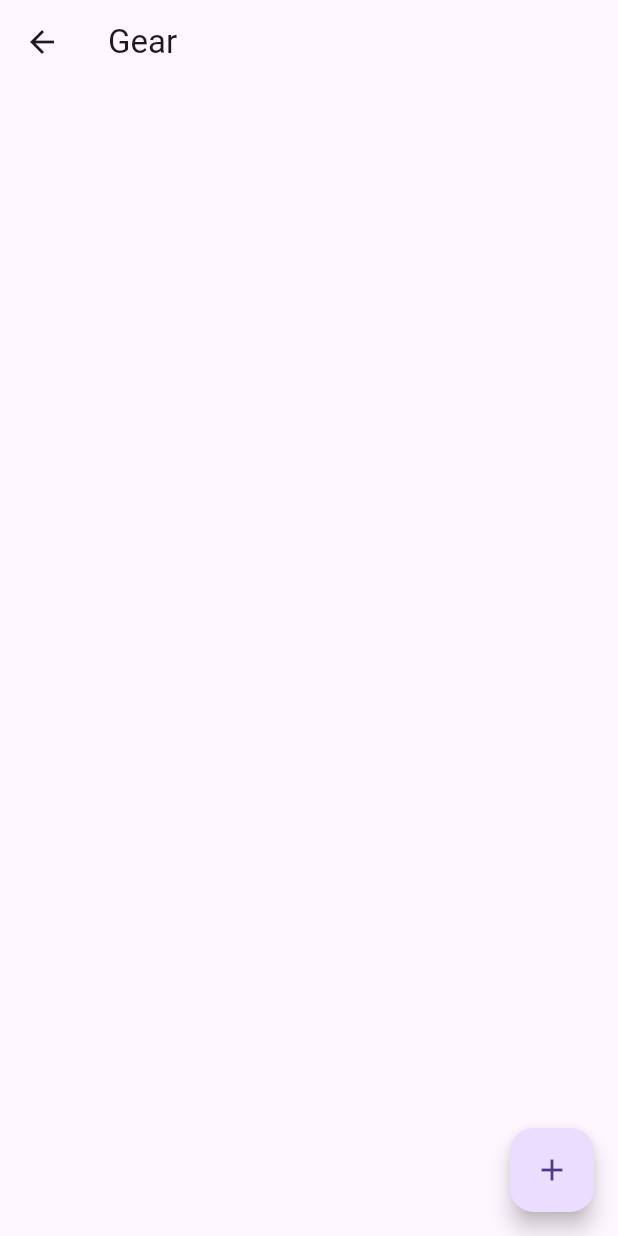
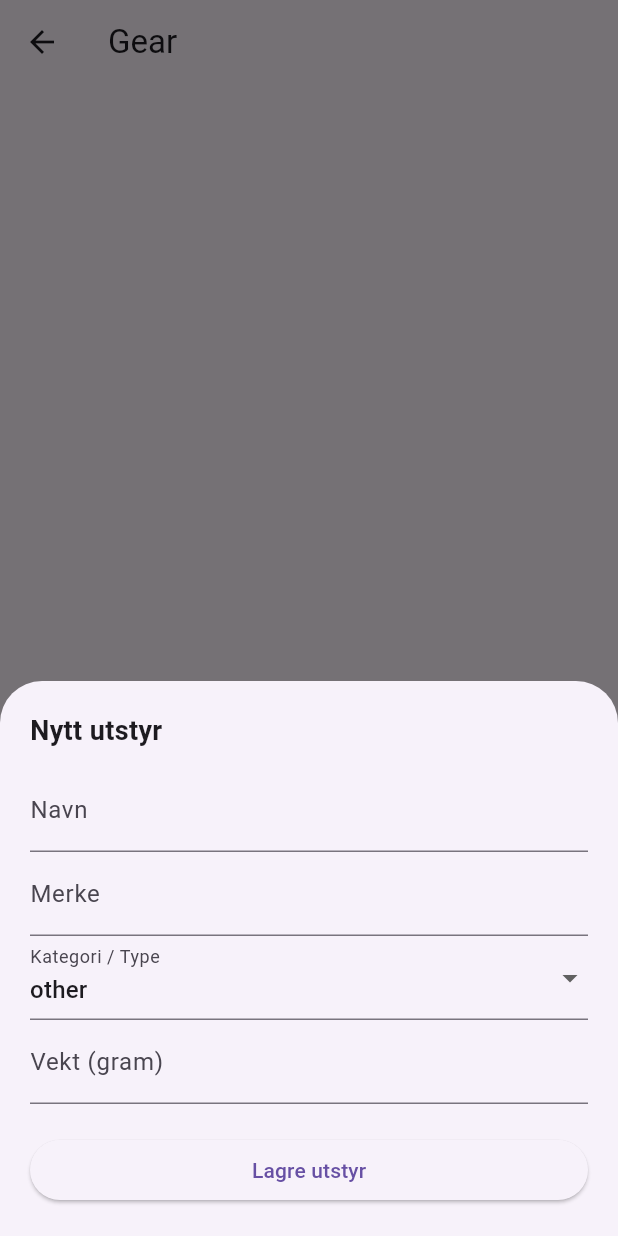
Before and after one commit to 672654/first-flutter, a Flutter app: the _GearView screen opened directly, after a tap on the "add" icon, on a phone screen of 412 x 824 dp. Run offline on Flutter 3.47's test engine with Material 3 defaults, Android fonts, the phone set to English and light mode, and no system bars; our stand-ins replace equatable, flutter_bloc, get_it, go_router, supabase_flutter; accounts and stored records are empty; network calls fail.

Commit message:
Revert "add gear screen til router"

```diff
--- a/lib/presentation/features/gear_view/widgets/add_gear.dart
+++ b/lib/presentation/features/gear_view/widgets/add_gear.dart
@@ -14,7 +14,6 @@ class AddGearModal extends StatefulWidget {
 class _AddGearModalState extends State<AddGearModal> {
   String name = '';
   String brand = '';
-  String description = '';
   GearType selectedType = GearType.other; // Standardverdi for type
   int grams = 0;
 
@@ -26,7 +25,7 @@ class _AddGearModalState extends State<AddGearModal> {
         top: 20,
         left: 20,
         right: 20,
-        bottom: MediaQuery.of(context).viewInsets.bottom + 24,
+        bottom: MediaQuery.of(context).viewInsets.bottom + 20,
       ),
       child: Column(
         mainAxisSize: MainAxisSize.min,
@@ -46,11 +45,6 @@ class _AddGearModalState extends State<AddGearModal> {
             onChanged: (val) => brand = val,
           ),
 
-          TextField(
-            decoration: const InputDecoration(labelText: 'Beskrivelse'),
-            onChanged: (val) => description = val,
-          ),
-
           DropdownButtonFormField<GearType>(
             initialValue: selectedType,
             decoration: const InputDecoration(labelText: 'Kategori / Type'),
@@ -58,7 +52,7 @@ class _AddGearModalState extends State<AddGearModal> {
             items: GearType.values.map((GearType type) {
               return DropdownMenuItem<GearType>(
                 value: type,
-                child: Text(type.name[0].toUpperCase() + type.name.substring(1)),
+                child: Text(type.name), // Viser f.eks. "backpack" eller "tent" som tekst
               );
             }).toList(),
             onChanged: (GearType? newValue) {
--- a/lib/presentation/features/gear_view/widgets/gear_screen.dart
+++ b/lib/presentation/features/gear_view/widgets/gear_screen.dart
@@ -5,8 +5,7 @@ import 'package:flutter_supabase_pack/core/service_locator.dart';
 import 'package:flutter_supabase_pack/data/repositories/gear_repo/gear_repository_interface.dart';
 import 'package:flutter_supabase_pack/presentation/features/gear_view/viewmodel/gear_cubit.dart';
 import 'package:flutter_supabase_pack/presentation/features/gear_view/viewmodel/gear_state.dart';
-import 'package:flutter_supabase_pack/routing/app_routes/all_app_routes.dart';
-import 'package:go_router/go_router.dart';
+import 'package:flutter_supabase_pack/presentation/features/gear_view/widgets/add_gear.dart';
 
 class GearScreen extends StatelessWidget {
   const GearScreen({super.key});
@@ -86,7 +85,18 @@ class _GearView extends StatelessWidget {
       floatingActionButton: FloatingActionButton(
         onPressed: () {
 
-          context.go(Destinations.gearAdd);
+          final gearCubit = context.read<GearCubit>();
+          // Show a dialog or a new screen to add gear
+          showModalBottomSheet(
+            context: context,
+            isScrollControlled: true,
+            builder: (modalContext) {
+              return BlocProvider.value(
+                value: gearCubit,
+                child: AddGearModal(),
+              );
+            }
+          );
         },
         child: const Icon(Icons.add),
       ),
--- a/lib/routing/app_routes/all_app_routes.dart
+++ b/lib/routing/app_routes/all_app_routes.dart
@@ -1,6 +1,4 @@
 
-import 'package:flutter/material.dart';
-import 'package:flutter_supabase_pack/presentation/features/gear_view/widgets/add_gear.dart';
 import 'package:flutter_supabase_pack/presentation/features/gear_view/widgets/gear_screen.dart';
 import 'package:flutter_supabase_pack/presentation/features/home_view/widgets/home_screen.dart';
 import 'package:flutter_supabase_pack/presentation/features/packplans_view/widgets/packplan.dart';
@@ -12,13 +10,10 @@ class Destinations{
 
   static const String home = '/';
   static const String gear = '/gear';
-  static const String gearAdd = '/gear/add';
   static const String packplan = '/packplan';
   static const String myTrips = '/my-trips';
   static const String settings = '/settings';
 }
-
-final GlobalKey<NavigatorState> navigatorKey = GlobalKey<NavigatorState>();
 
 final homeBranch = StatefulShellBranch(
   routes: [
@@ -32,17 +27,10 @@ final homeBranch = StatefulShellBranch(
 );
 
 final gearBranch = StatefulShellBranch(
-  navigatorKey: navigatorKey,
   routes: [
     GoRoute(
       path: Destinations.gear,
       builder: (context, state) => const GearScreen(),
-      routes: [
-        GoRoute(
-          path: 'add',
-          builder: (context, state) => const AddGearModal(),
-        ),
-      ],
     ),
   ],
 );
```
